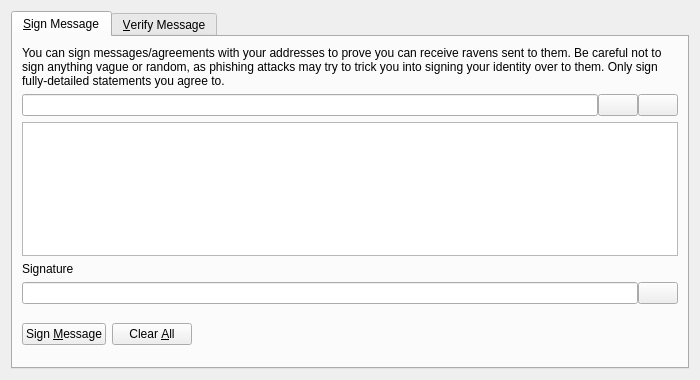
The window that src/qt/forms/signverifymessagedialog.ui (Feltersnatch22/HookersAndBlowCoin) describes before a commit, drawn with Qt 5.
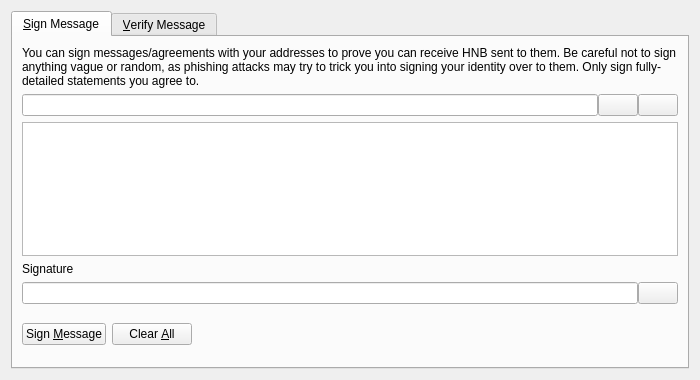
The same window after the commit. Icons and pictures are not drawn. Custom widgets are drawn as their Qt base class.

Commit message: rename: raven → hnb across binaries, data dir, URI scheme, and UI copy

What changed in the file:
```diff
--- a/src/qt/forms/signverifymessagedialog.ui
+++ b/src/qt/forms/signverifymessagedialog.ui
@@ -30,7 +30,7 @@
        <item>
         <widget class="QLabel" name="infoLabel_SM">
          <property name="text">
-          <string>You can sign messages/agreements with your addresses to prove you can receive ravens sent to them. Be careful not to sign anything vague or random, as phishing attacks may try to trick you into signing your identity over to them. Only sign fully-detailed statements you agree to.</string>
+          <string>You can sign messages/agreements with your addresses to prove you can receive HNB sent to them. Be careful not to sign anything vague or random, as phishing attacks may try to trick you into signing your identity over to them. Only sign fully-detailed statements you agree to.</string>
          </property>
          <property name="textFormat">
           <enum>Qt::PlainText</enum>
```
The commit also changes 31 other files.
